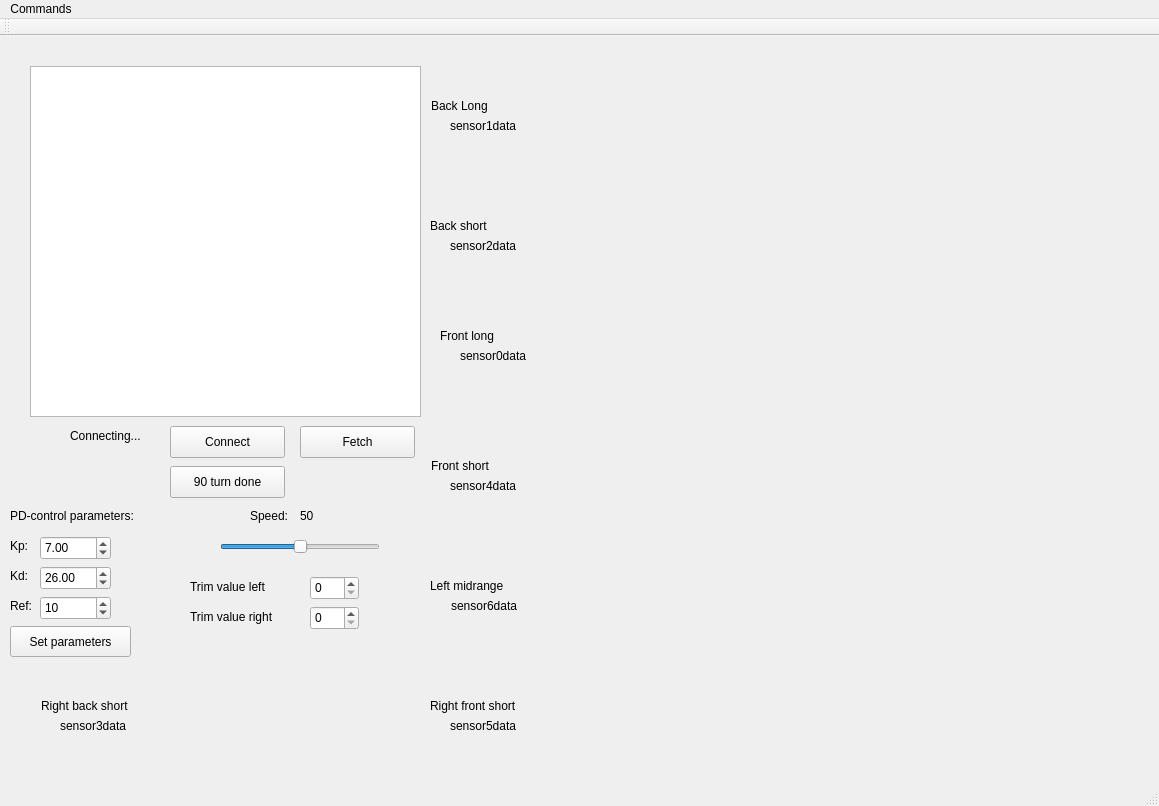
First picture: the form in Kod/Styr_m/Styr_m/mapGUI/gui.ui, repository hansfilipelo/Kandidadprojekt, before the edit.
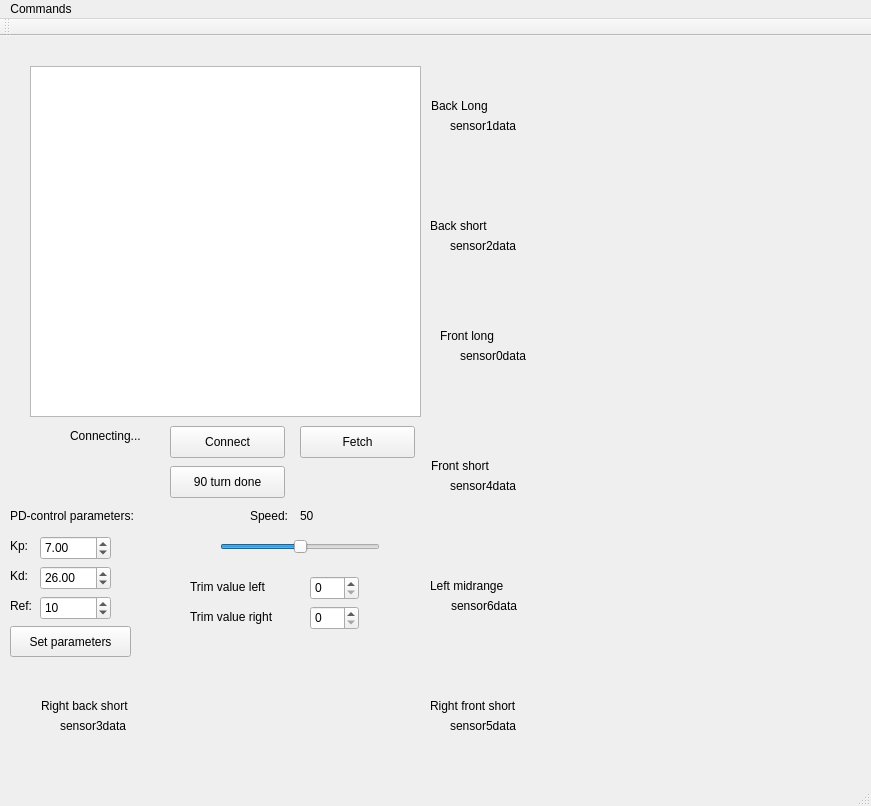
Second picture: the form after the edit. Custom widgets are drawn as their Qt base class.

```diff
--- a/Kod/Styr_m/Styr_m/mapGUI/gui.ui
+++ b/Kod/Styr_m/Styr_m/mapGUI/gui.ui
@@ -6,7 +6,7 @@
    <rect>
     <x>0</x>
     <y>0</y>
-    <width>1159</width>
+    <width>871</width>
     <height>806</height>
    </rect>
   </property>
@@ -590,7 +590,7 @@
     <rect>
      <x>0</x>
      <y>0</y>
-     <width>1159</width>
+     <width>871</width>
      <height>22</height>
     </rect>
    </property>
```
